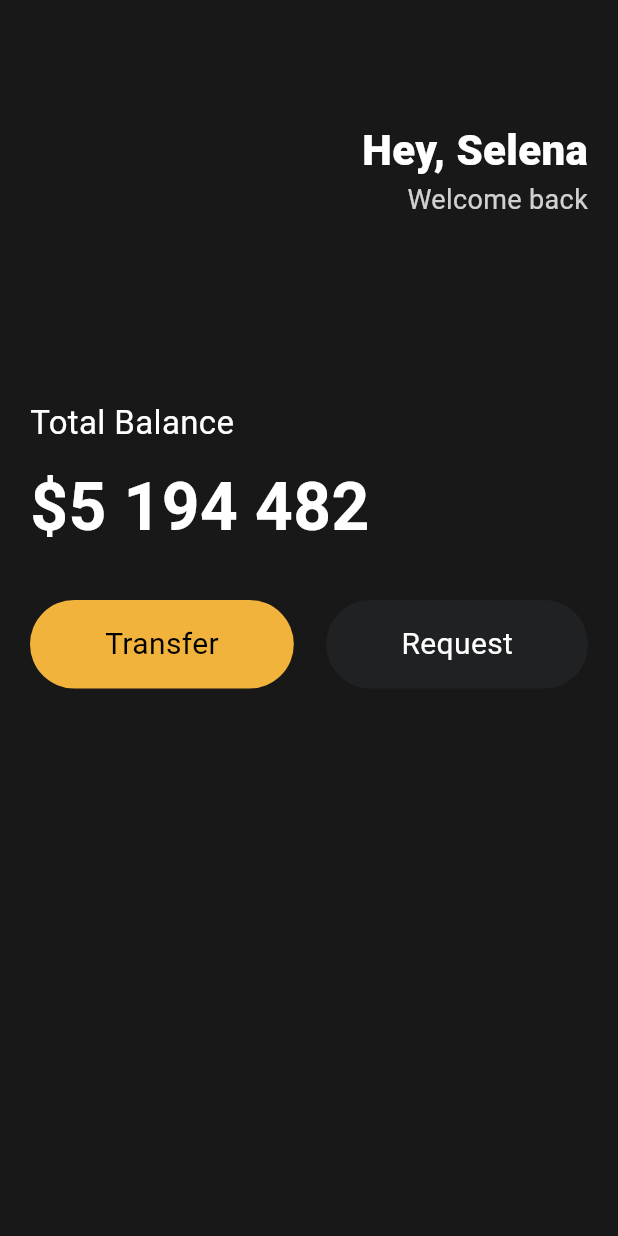
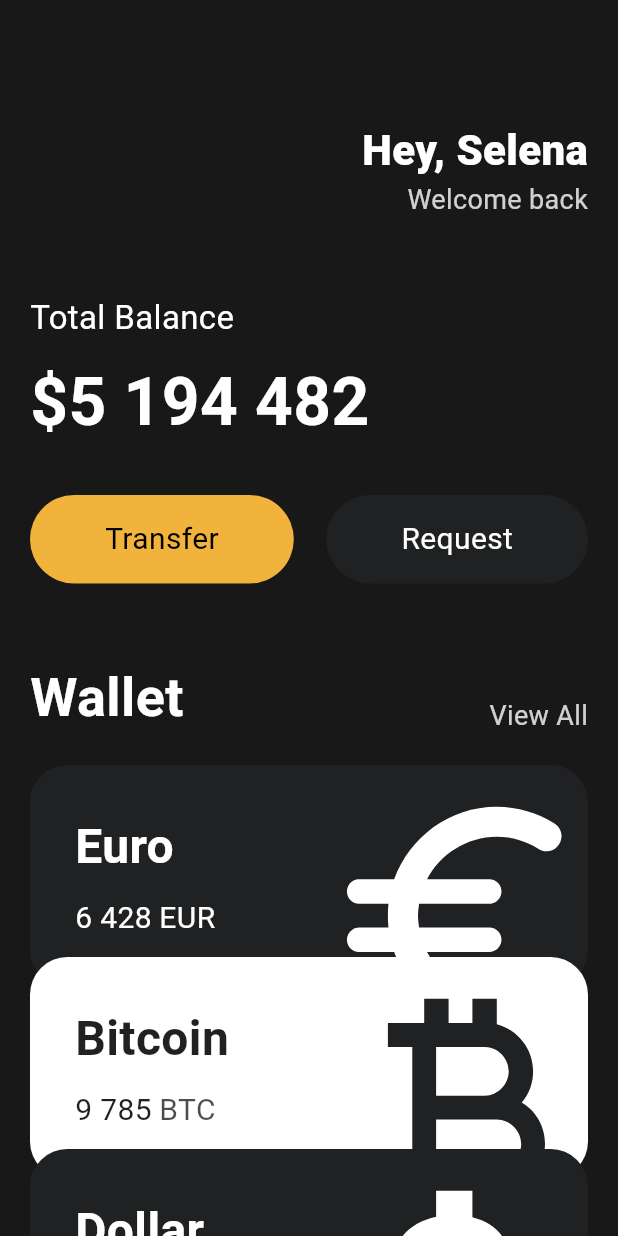
Before and after one commit to de-quei/toonflix, a Flutter app: the screen it shows after launch, on a phone screen of 412 x 824 dp. Run offline on Flutter 3.47's test engine with Material 3 defaults, Android fonts, the phone set to English and light mode, and no system bars.

Commit message:
currency_card

```diff
--- a/lib/main.dart
+++ b/lib/main.dart
@@ -2,6 +2,7 @@
 
 import 'package:flutter/material.dart';
 import 'package:toonflix/widgets/button.dart';
+import 'package:toonflix/widgets/currency_card.dart';
 
 void main() {
   runApp(App());
@@ -11,12 +12,15 @@ void main() {
 // widget을 위해선 flutter SDK core widget 3가지중 하나를 상속받아야 한다.
 // StatelessWidget을 사용하기 위해선 build 메소드가 필요.
 class App extends StatelessWidget {
+  const App({super.key});
+
   @override
   Widget build(BuildContext context) {
     return MaterialApp(
       home: Scaffold(
           backgroundColor: const Color(0xFF181818),
-          body: Padding(
+          body: SingleChildScrollView(
+            child: Padding(
               padding: const EdgeInsets.symmetric(
                 horizontal: 20,
               ),
@@ -53,7 +57,7 @@ class App extends StatelessWidget {
                     ],
                   ),
                   const SizedBox(
-                  height: 120,
+                    height: 50,
                   ),
                   const Text('Total Balance',
                       style: TextStyle(
@@ -85,8 +89,63 @@ class App extends StatelessWidget {
                         textColor: Colors.white,
                       ),
                     ],
-                )
+                  ),
+                  SizedBox(
+                    height: 50,
+                  ),
+                  Row(
+                    crossAxisAlignment: CrossAxisAlignment.end,
+                    mainAxisAlignment: MainAxisAlignment.spaceBetween,
+                    children: [
+                      Text(
+                        'Wallet',
+                        style: TextStyle(
+                          color: Colors.white,
+                          fontSize: 36,
+                          fontWeight: FontWeight.w600,
+                        ),
+                      ),
+                      Text(
+                        'View All',
+                        style: TextStyle(
+                          color: Colors.white.withOpacity(0.8),
+                          fontSize: 18,
+                        ),
+                      ),
                     ],
+                  ),
+                  SizedBox(
+                    height: 20,
+                  ),
+                  CurrencyCard(
+                    name: 'Euro',
+                    code: 'EUR',
+                    amount: '6 428',
+                    icon: Icons.euro_rounded,
+                    isInverted: false,
+                  ),
+                  Transform.translate(
+                    offset: Offset(0, -20),
+                    child: CurrencyCard(
+                      name: 'Bitcoin',
+                      code: 'BTC',
+                      amount: '9 785',
+                      icon: Icons.currency_bitcoin,
+                      isInverted: true,
+                    ),
+                  ),
+                  Transform.translate(
+                    offset: Offset(0, -40),
+                    child: CurrencyCard(
+                      name: 'Dollar',
+                      code: 'USD',
+                      amount: '2 192',
+                      icon: Icons.attach_money_outlined,
+                      isInverted: false,
+                    ),
+                  ),
+                ],
+              ),
             ),
           )),
       // Widget은 Scaffold를 가져야 함.
--- /dev/null
+++ b/lib/widgets/currency_card.dart
@@ -0,0 +1,88 @@
+import 'package:flutter/material.dart';
+
+class CurrencyCard extends StatelessWidget {
+  final String name, code, amount;
+  final IconData icon;
+  final bool isInverted;
+
+  final _blackColor = const Color(0xFF1F2123);
+
+  const CurrencyCard({
+    super.key,
+    required this.name,
+    required this.code,
+    required this.amount,
+    required this.icon,
+    required this.isInverted,
+  });
+
+  @override
+  Widget build(BuildContext context) {
+    // TODO: implement build
+    return Container(
+      clipBehavior: Clip.hardEdge,
+      decoration: BoxDecoration(
+        color: isInverted ? Colors.white : _blackColor,
+        borderRadius: BorderRadius.circular(25),
+      ),
+      child: Padding(
+        padding: const EdgeInsets.all(30),
+        child: Row(
+          mainAxisAlignment: MainAxisAlignment.spaceBetween,
+          children: [
+            Column(
+              crossAxisAlignment: CrossAxisAlignment.start,
+              children: [
+                Text(
+                  name,
+                  style: TextStyle(
+                    color: isInverted ? _blackColor : Colors.white,
+                    fontSize: 32,
+                    fontWeight: FontWeight.w600,
+                  ),
+                ),
+                const SizedBox(
+                  height: 10,
+                ),
+                Row(
+                  children: [
+                    Text(
+                      amount,
+                      style: TextStyle(
+                        color: isInverted ? _blackColor : Colors.white,
+                        fontSize: 20,
+                      ),
+                    ),
+                    const SizedBox(
+                      width: 5,
+                    ),
+                    Text(
+                      code,
+                      style: TextStyle(
+                        color: isInverted
+                            ? _blackColor.withOpacity(0.8)
+                            : Colors.white,
+                        fontSize: 20,
+                      ),
+                    ),
+                  ],
+                )
+              ],
+            ),
+            Transform.scale(
+              scale: 2.2,
+              child: Transform.translate(
+                offset: const Offset(-5, 12),
+                child: Icon(
+                  icon,
+                  color: isInverted ? _blackColor : Colors.white,
+                  size: 88,
+                ),
+              ),
+            ),
+          ],
+        ),
+      ),
+    );
+  }
+}
```
Lines whose indentation alone changed are shown as unchanged.
